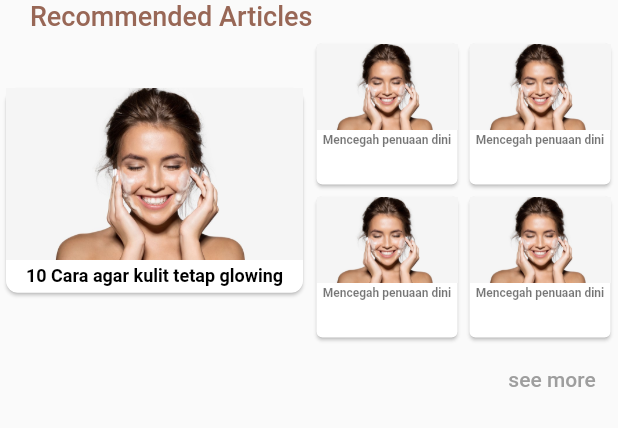
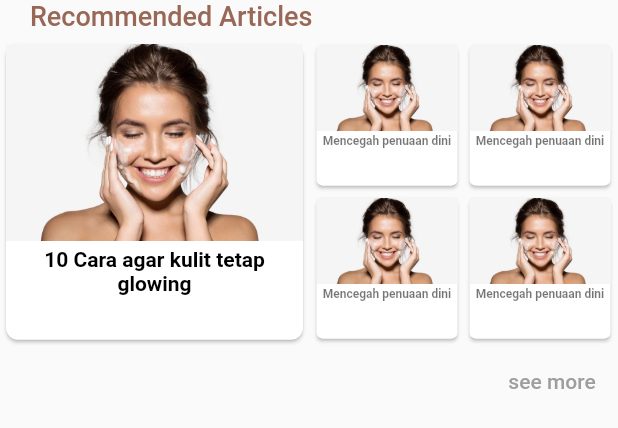
Before and after one commit to aldiandika/apps_kecantikan, a Flutter app: the RecommendArticle widget shown alone on an empty page, opened directly, on a phone screen of 412 x 824 dp. Shown: the top 428 px of the screen. Run offline on Flutter 3.47's test engine with Material 2 defaults, Android fonts, the phone set to English and light mode, and no system bars; our stand-ins replace carousel_slider, get, smooth_page_indicator; network calls fail.

Commit message:
lib/widgets/home_rec_article.dart : Edit Ukuran card

```diff
--- a/lib/widgets/home_rec_article.dart
+++ b/lib/widgets/home_rec_article.dart
@@ -34,6 +34,7 @@ class _RecommendArticleState extends State<RecommendArticle> {
             children: [
               Container(
                 width: MediaQuery.of(context).size.width * 0.5,
+                height: 205.5,
                 child: Card(
                   elevation: 1.0,
                   shape: RoundedRectangleBorder(
@@ -44,26 +45,30 @@ class _RecommendArticleState extends State<RecommendArticle> {
                   child: Column(
                     crossAxisAlignment: CrossAxisAlignment.center,
                     children: [
-                      Container(
-//                        height: MediaQuery.of(context).size.height * 0.2,
-//                        height: 100.0,
+                      Expanded(
+                        flex: 4,
+                        child: Container(
                           child: Image.asset(
                             'assets/images/cleansing.jpg',
                             fit: BoxFit.cover,
                           ),
                         ),
-                      Container(
+                      ),
+                      Expanded(
+                        flex: 2,
+                        child: Container(
                           padding: EdgeInsets.all(2.0),
                           margin: EdgeInsets.all(2.0),
                           child: Text(
                             '10 Cara agar kulit tetap glowing',
                             textAlign: TextAlign.center,
                             style: TextStyle(
-                            fontSize: 12.0,
+                              fontSize: 14.0,
                               fontWeight: FontWeight.bold,
                               color: Colors.black,
                             ),
                             overflow: TextOverflow.clip,
+                          ),
                         ),
                       ),
                     ],
```
Lines whose indentation alone changed are shown as unchanged.
